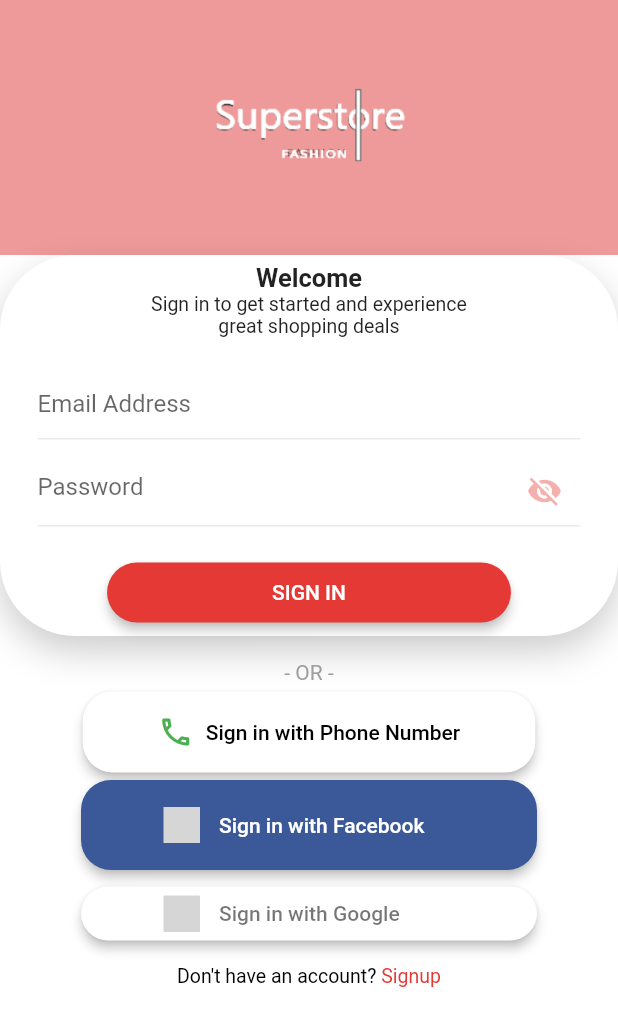
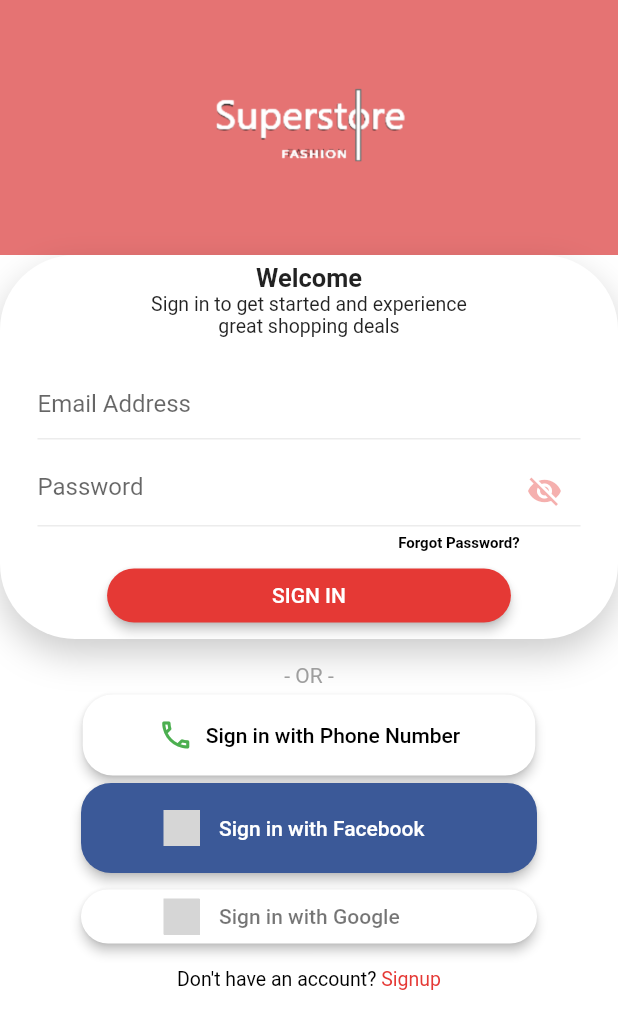
Before and after one commit to User-Experience-Design-SE3050-2021/se3050---uee-2021s2_reg_we_67, a Flutter app: the screen it shows after launch, on a phone screen of 412 x 824 dp. Shown: the top 1029 px of the screen. Run offline on Flutter 3.47's test engine with Material 2 defaults, Android fonts, the light colour scheme and no system bars; our stand-ins replace flutter_signin_button, intl_phone_field; grey boxes are pictures that could not be loaded.

Commit message:
uee-frontend

```diff
--- a/lib/pages/phonenumberverification.dart
+++ b/lib/pages/phonenumberverification.dart
@@ -86,14 +86,15 @@
                     focusedBorder: UnderlineInputBorder(
                       borderSide: BorderSide(color: Colors.red.shade600),
                     )),
-
-                initialCountryCode: 'SL',
-                //default contry code, NP for Nepal
+                initialCountryCode: '93',
+                countryCodeTextColor: Colors.red.shade600,
+                searchText: 'Choose your country code...',
                 onChanged: (phone) {
                   print(phone.completeNumber); //get complete number
                   print(phone.countryCode); // get country code only
                   print(phone.number); // only phone number
                 },
+                iconPosition: IconPosition.trailing,
               )),
           SizedBox(
             height: 10,
--- a/lib/pages/signin.dart
+++ b/lib/pages/signin.dart
@@ -42,7 +42,7 @@
           Container(
             width: MediaQuery.of(context).size.width,
             height: 170,
-            color: Colors.red[200],
+            color: Colors.red[300],
             child: Stack(children: [
               Column(
                 children: [
@@ -144,7 +144,21 @@
                     ),
                   ),
                 ),
-                SizedBox(height: 20),
+                SizedBox(height: 5),
+                Padding(
+                  padding: const EdgeInsets.only(left: 200),
+                  child: InkWell(
+                    child: Text(
+                      'Forgot Password?',
+                      style: TextStyle(
+                          fontSize: 10,
+                          color: Colors.black,
+                          fontWeight: FontWeight.bold),
+                    ),
+                    onTap: () {},
+                  ),
+                ),
+                SizedBox(height: 5),
                 ElevatedButton(
                   style: ElevatedButton.styleFrom(
                     elevation: 3,
@@ -152,7 +166,7 @@
                       borderRadius: BorderRadius.circular(20),
                     ),
                     padding:
-                        EdgeInsets.symmetric(horizontal: 110.0, vertical: 12.0),
+                        EdgeInsets.symmetric(horizontal: 110.0, vertical: 10.0),
 
                     primary: Colors.red[600], // background
                     onPrimary: Colors.white, // foreground
```
